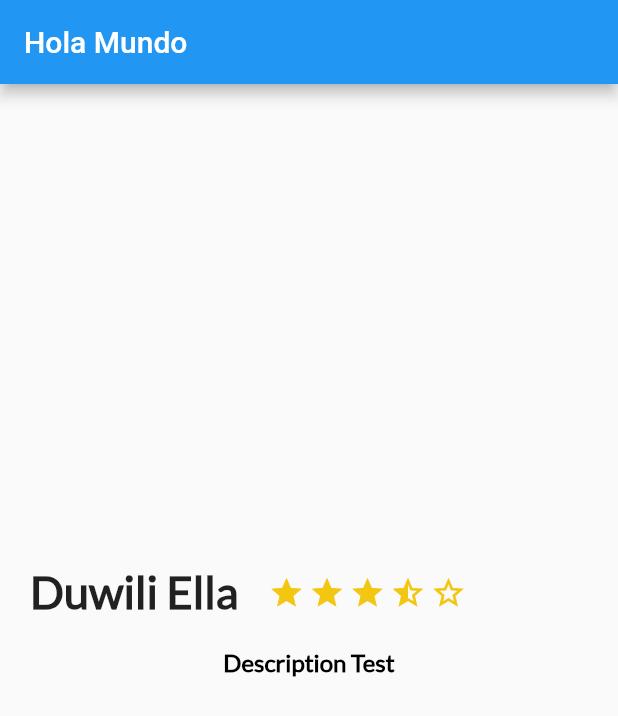
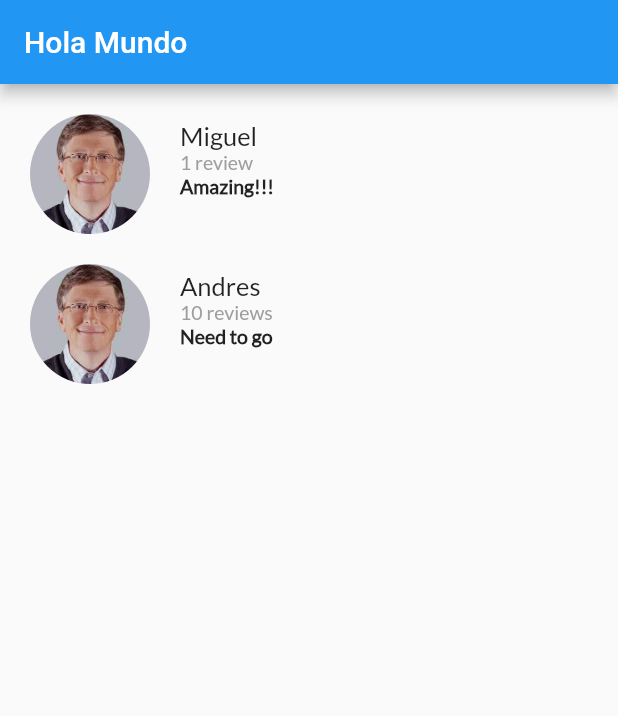
Before and after one commit to maac4422/FlutterTripApp, a Flutter app: the screen it shows after launch, on a phone screen of 412 x 824 dp. Shown: the top 716 px of the screen. Run offline on Flutter 3.47's test engine with Material 2 defaults, Android fonts, the light colour scheme and no system bars.

Commit message:
Create review widget

```diff
--- a/lib/main.dart
+++ b/lib/main.dart
@@ -1,5 +1,6 @@
 import 'package:flutter/material.dart';
 import 'description_place.dart';
+import 'review_list.dart';
 void main() {
   runApp(MyApp());
 }
@@ -17,7 +18,8 @@ class MyApp extends StatelessWidget {
         appBar: AppBar(
           title: Text("Hola Mundo"),
         ),
-        body: new DescriptionPlace("Duwili Ella", 5, "Description Test"),
+        body: ReviewList()
+        //DescriptionPlace("Duwili Ella", 5, "Description Test"),
       )
     );
   }
--- /dev/null
+++ b/lib/review.dart
@@ -0,0 +1,91 @@
+import 'package:flutter/material.dart';
+
+class Review extends StatelessWidget {
+
+  String pathImage = "asset/img/person.jpeg";
+  String name = "Varuna Yasas";
+  String details = "1 review 5 photos";
+  String comment = "Amazing place";
+  Review(this.pathImage, this.name, this.details, this.comment);
+
+  @override
+  Widget build(BuildContext context) {
+    final userName = Container(
+      margin: EdgeInsets.only(
+        left: 20.0
+      ),
+      child: Text(
+        name,
+        textAlign: TextAlign.left,
+        style: TextStyle(
+          fontFamily: "Lato",
+          fontSize: 17.0
+        ),
+      ),
+    );
+
+    final userInfo = Container(
+      margin: EdgeInsets.only(
+          left: 20.0
+      ),
+      child: Text(
+        details,
+        textAlign: TextAlign.left,
+        style: TextStyle(
+          fontFamily: "Lato",
+          fontSize: 13.0,
+          color: Colors.grey
+        ),
+      ),
+    );
+
+    final userComment = Container(
+      margin: EdgeInsets.only(
+          left: 20.0
+      ),
+      child: Text(
+        comment,
+        textAlign: TextAlign.left,
+        style: TextStyle(
+          fontFamily: "Lato",
+          fontSize: 13.0,
+          fontWeight: FontWeight.w900
+        ),
+      ),
+    );
+
+    final userDetails = Column(
+      crossAxisAlignment: CrossAxisAlignment.start,
+      children: [
+        userName,
+        userInfo,
+        userComment
+      ],
+    );
+
+    final photo = Container(
+      margin: EdgeInsets.only(
+        top: 20.0,
+        left: 20.0
+      ),
+      width: 80.0,
+      height: 80.0,
+      decoration: BoxDecoration(
+        shape: BoxShape.circle,
+        image: DecorationImage(
+          fit: BoxFit.cover,
+          image: AssetImage(pathImage)
+        )
+      ),
+    );
+
+
+    return Row(
+      children: [
+        photo,
+        userDetails
+      ],
+    );
+  }
+
+}
--- /dev/null
+++ b/lib/review_list.dart
@@ -0,0 +1,15 @@
+import 'package:flutter/material.dart';
+import 'review.dart';
+class ReviewList extends StatelessWidget {
+  @override
+  Widget build(BuildContext context) {
+    // TODO: implement build
+    return Column(
+      children: [
+        Review("assets/img/person.jpeg", "Miguel", "1 review", "Amazing!!!"),
+        Review("assets/img/person.jpeg", "Andres", "10 reviews", "Need to go")
+      ],
+    );
+  }
+
+}
--- a/pubspec.yaml
+++ b/pubspec.yaml
@@ -74,6 +74,8 @@ flutter:
   #
   # For details regarding fonts from package dependencies,
   # see https://flutter.dev/custom-fonts/#from-packages
+  assets:
+    - assets/img/person.jpeg
   fonts:
     - family: Lato
       fonts:
```
Also changed, not shown: assets/img/person.jpeg (added).
